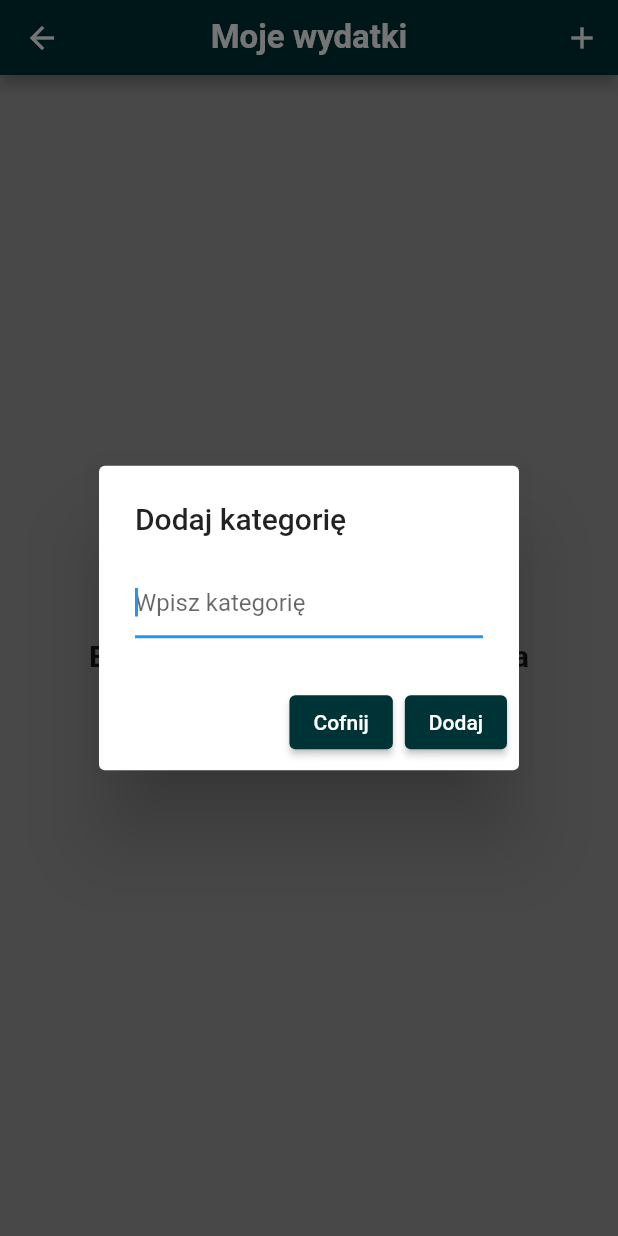
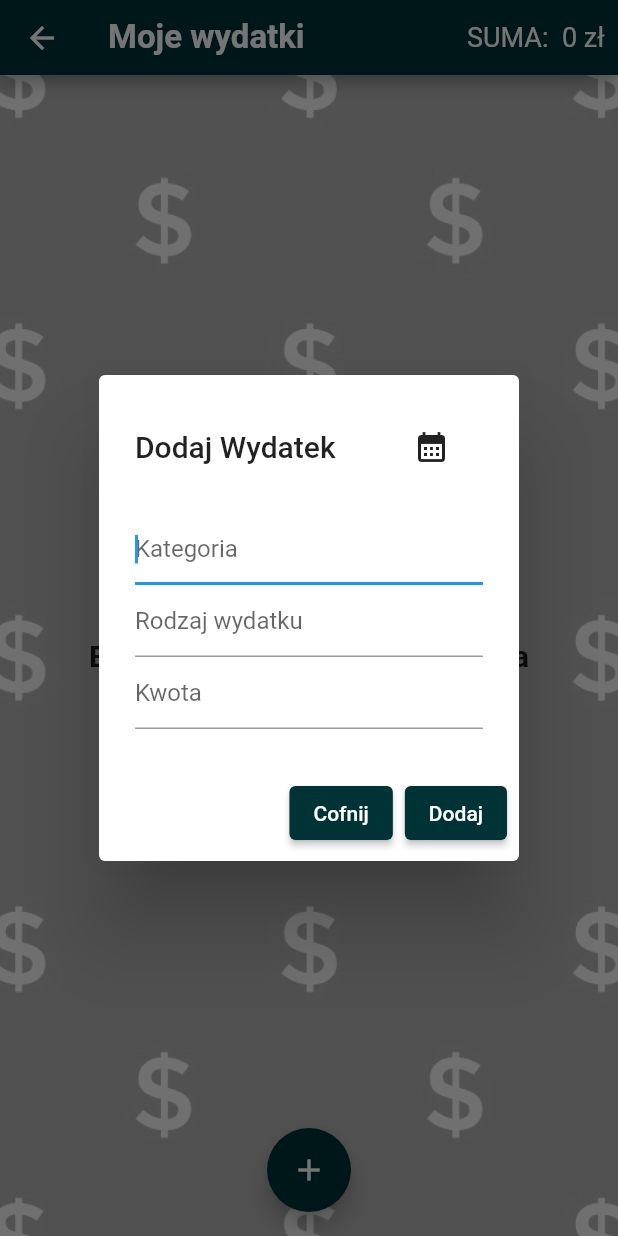
Before and after one commit to lukaszhak/moja_lodowka, a Flutter app: the ExpensesPage screen opened directly, after a tap on the "add" icon, on a phone screen of 412 x 824 dp. Run offline on Flutter 3.47's test engine with Material 2 defaults, Android fonts, the phone set to English and light mode, and no system bars; our stand-ins replace cloud_firestore, dio, firebase_auth, firebase_core, flutter_bloc, flutter_local_notifications and 5 more; accounts and stored records are empty; generated files the repository leaves out were written again.

Commit message:
Implement expenses page to application

```diff
--- a/lib/domain/models/expenses_document_model/expenses_document_model.dart
+++ b/lib/domain/models/expenses_document_model/expenses_document_model.dart
@@ -1,8 +1,18 @@
+import 'package:intl/intl.dart';
+
 class ExpensesDocumentModel {
+  ExpensesDocumentModel(
+      {required this.category,
+      required this.amount,
+      required this.id,
+      required this.title,
+      required this.expensesDate});
 
-  ExpensesDocumentModel({required this.id, required this.title});
+  final String id, title, category;
+  final DateTime expensesDate;
+  final num amount;
 
-  final String id;
-  final String title;
-
+  String expensesDateFormated() {
+    return DateFormat('dd.MM.yy').format(expensesDate);
+  }
 }
--- a/lib/features/home/pages/expenses_page/cubit/expenses_page_state.dart
+++ b/lib/features/home/pages/expenses_page/cubit/expenses_page_state.dart
@@ -1,10 +1,12 @@
 part of 'expenses_page_cubit.dart';
 
 class ExpensesPageState {
-  ExpensesPageState({required this.documents, required this.status, required this.errorMessage});
+  ExpensesPageState(
+      {required this.documents,
+      required this.status,
+      required this.errorMessage});
 
   final List<ExpensesDocumentModel> documents;
   final Status status;
   final String? errorMessage;
-
 }
--- a/lib/features/home/pages/expenses_page/expenses_page.dart
+++ b/lib/features/home/pages/expenses_page/expenses_page.dart
@@ -4,30 +4,51 @@ import 'package:moja_lodowka/data/remote_data_sources/expenses_remote_data_sourc
 import 'package:moja_lodowka/domain/repositories/expenses_documents_repository/expenses_documents_repository.dart';
 import 'package:moja_lodowka/features/home/pages/expenses_page/cubit/expenses_page_cubit.dart';
 import 'package:moja_lodowka/features/home/pages/expenses_page/widgets/expenses_page_appbar.dart';
-import 'package:moja_lodowka/features/home/pages/expenses_page/widgets/expenses_page_gridview.dart';
+import 'package:moja_lodowka/features/home/pages/expenses_page/widgets/expenses_page_body.dart';
+import 'package:moja_lodowka/features/home/pages/expenses_page/widgets/expenses_page_floating_button.dart';
 
-class ExpensesPage extends StatelessWidget {
-  ExpensesPage({super.key});
+class ExpensesPage extends StatefulWidget {
+  const ExpensesPage({super.key});
 
-  final controller = TextEditingController();
+  @override
+  State<ExpensesPage> createState() => _ExpensesPageState();
+}
 
+class _ExpensesPageState extends State<ExpensesPage> {
+
+  DateTime? expensesDate;
   @override
   Widget build(BuildContext context) {
     return BlocProvider(
       create: (context) => ExpensesPageCubit(
-          ExpensesDocumentsRepository(ExpensesRemoteDataSource()))
-        ..start(),
+        ExpensesDocumentsRepository(
+          ExpensesRemoteDataSource(),
+        ),
+      )..start(),
       child: BlocBuilder<ExpensesPageCubit, ExpensesPageState>(
         builder: (context, state) {
           final documentModels = state.documents;
 
           return Scaffold(
-            backgroundColor: Colors.grey,
-            appBar: ExpensesPageAppBar(controller: controller),
-            body: ExpensesGridView(
-              documentModels: documentModels,
+            appBar: ExpensesPageAppBar(
               state: state,
             ),
+            body: Container(
+              decoration: const BoxDecoration(
+                image: DecorationImage(
+                  fit: BoxFit.cover,
+                  opacity: 0.3,
+                  image: AssetImage('images/dollar.jpg'),
+                ),
+              ),
+              child: ExpensesPageBody(
+                documentModels: documentModels,
+                state: state,
+              ),
+            ),
+            floatingActionButton: const ExpensesPageFloatingButton(),
+            floatingActionButtonLocation:
+                FloatingActionButtonLocation.centerFloat,
           );
         },
       ),
--- a/lib/features/home/pages/expenses_page/widgets/expenses_page_appbar.dart
+++ b/lib/features/home/pages/expenses_page/widgets/expenses_page_appbar.dart
@@ -1,24 +1,42 @@
 import 'package:flutter/material.dart';
-import 'package:flutter_bloc/flutter_bloc.dart';
-import 'package:moja_lodowka/data/remote_data_sources/expenses_remote_data_source/expenses_remote_data_source.dart';
-import 'package:moja_lodowka/domain/repositories/expenses_documents_repository/expenses_documents_repository.dart';
 import 'package:moja_lodowka/features/home/pages/expenses_page/cubit/expenses_page_cubit.dart';
 
-class ExpensesPageAppBar extends StatelessWidget implements PreferredSizeWidget {
+class ExpensesPageAppBar extends StatelessWidget
+    implements PreferredSizeWidget {
   const ExpensesPageAppBar({
     super.key,
-    required this.controller,
+    required this.state,
   });
 
   @override
   Size get preferredSize => const Size.fromHeight(50);
+  final ExpensesPageState state;
 
-  final TextEditingController controller;
+  @override
+  Widget build(BuildContext context) {
+    if (state.documents.isEmpty) {
+      return const AppBarBody(
+        title: '0 zł',
+      );
+    }
+    final sum = state.documents
+        .map((model) => model.amount)
+        .reduce((value, element) => value + element);
+    return AppBarBody(title: '$sum zł');
+  }
+}
+
+class AppBarBody extends StatelessWidget {
+  const AppBarBody({
+    super.key,
+    required this.title,
+  });
+
+  final String title;
 
   @override
   Widget build(BuildContext context) {
     return AppBar(
-      centerTitle: true,
       backgroundColor: const Color.fromARGB(255, 0, 51, 54),
       title: const Text(
         'Moje wydatki',
@@ -28,64 +46,22 @@ class ExpensesPageAppBar extends StatelessWidget implements PreferredSizeWidget
         ),
       ),
       actions: [
-        IconButton(
-          onPressed: () {
-            showDialog(
-              context: context,
-              builder: (context) {
-                return BlocProvider(
-                  create: (context) => ExpensesPageCubit(
-                    ExpensesDocumentsRepository(
-                      ExpensesRemoteDataSource(),
-                    ),
-                  ),
-                  child:
-                      BlocBuilder<ExpensesPageCubit, ExpensesPageState>(
-                    builder: (context, state) {
-                      return AlertDialog(
-                        actions: [
-                          ElevatedButton(
-                            onPressed: () {
-                              Navigator.of(context).pop();
-                            },
-                            style: ElevatedButton.styleFrom(
-                              backgroundColor:
-                                  const Color.fromARGB(255, 0, 51, 54),
-                            ),
-                            child: const Text('Cofnij'),
-                          ),
-                          ElevatedButton(
-                            onPressed: () {
-                              context
-                                  .read<ExpensesPageCubit>()
-                                  .addDoc(controller.text);
-                              controller.clear();
-                              Navigator.of(context).pop();
-                            },
-                            style: ElevatedButton.styleFrom(
-                              backgroundColor:
-                                  const Color.fromARGB(255, 0, 51, 54),
-                            ),
-                            child: const Text('Dodaj'),
-                          )
-                        ],
-                        title: const Text('Dodaj kategorię'),
-                        content: TextField(
-                          autofocus: true,
-                          textCapitalization:
-                              TextCapitalization.sentences,
-                          controller: controller,
-                          decoration: const InputDecoration(
-                              hintText: 'Wpisz kategorię'),
-                        ),
-                      );
-                    },
-                  ),
-                );
-              },
-            );
-          },
-          icon: const Icon(Icons.add),
+        Center(
+          child: Row(
+            children: [
+              const Text(
+                'SUMA:',
+                style: TextStyle(fontSize: 18),
+              ),
+              Padding(
+                padding: const EdgeInsets.all(9.0),
+                child: Text(
+                  title,
+                  style: const TextStyle(fontSize: 18),
+                ),
+              )
+            ],
+          ),
         ),
       ],
     );
--- /dev/null
+++ b/lib/features/home/pages/expenses_page/widgets/expenses_page_body.dart
@@ -0,0 +1,70 @@
+import 'package:flutter/material.dart';
+import 'package:moja_lodowka/app/core/enums.dart';
+import 'package:moja_lodowka/domain/models/expenses_document_model/expenses_document_model.dart';
+import 'package:moja_lodowka/features/home/pages/expenses_page/cubit/expenses_page_cubit.dart';
+import 'package:moja_lodowka/features/home/pages/expenses_page/widgets/expenses_page_item.dart';
+
+class ExpensesPageBody extends StatelessWidget {
+  const ExpensesPageBody({
+    super.key,
+    required this.documentModels,
+    required this.state,
+  });
+
+  final List<ExpensesDocumentModel> documentModels;
+  final ExpensesPageState state;
+
+  @override
+  Widget build(BuildContext context) {
+    switch (state.status) {
+      case Status.initial:
+        return const Center(
+          child: Text('Initial State'),
+        );
+      case Status.loading:
+        return Center(
+          child: Column(
+            mainAxisAlignment: MainAxisAlignment.center,
+            children: const [
+              CircularProgressIndicator(
+                color: Color.fromARGB(255, 0, 37, 2),
+              ),
+              SizedBox(
+                height: 15,
+              ),
+              Text(
+                'Ładowanie dokumentów',
+                style: TextStyle(fontSize: 20, fontWeight: FontWeight.bold),
+              ),
+            ],
+          ),
+        );
+      case Status.success:
+        if (state.documents.isEmpty) {
+          return const Center(
+            child: Text(
+              'Brak elementów do wyświetlenia',
+              style: TextStyle(fontWeight: FontWeight.bold, fontSize: 20),
+            ),
+          );
+        }
+        return ListView(
+          children: [
+            for (final documentModel in documentModels) ...[
+              ExpensesPageItem(documentModel: documentModel),
+            ],
+          ],
+        );
+
+      case Status.error:
+        return Center(
+          child: Text(
+            state.errorMessage!,
+            style: TextStyle(
+              color: Theme.of(context).colorScheme.error,
+            ),
+          ),
+        );
+    }
+  }
+}
--- /dev/null
+++ b/lib/features/home/pages/expenses_page/widgets/expenses_page_floating_button.dart
@@ -0,0 +1,178 @@
+import 'package:flutter/material.dart';
+import 'package:flutter/services.dart';
+import 'package:flutter_bloc/flutter_bloc.dart';
+import 'package:moja_lodowka/data/remote_data_sources/expenses_remote_data_source/expenses_remote_data_source.dart';
+import 'package:moja_lodowka/domain/repositories/expenses_documents_repository/expenses_documents_repository.dart';
+import 'package:moja_lodowka/features/home/pages/expenses_page/cubit/expenses_page_cubit.dart';
+
+class ExpensesPageFloatingButton extends StatefulWidget {
+  const ExpensesPageFloatingButton({super.key});
+
+  @override
+  State<ExpensesPageFloatingButton> createState() =>
+      _ExpensesPageFloatingButtonState();
+}
+
+class _ExpensesPageFloatingButtonState
+    extends State<ExpensesPageFloatingButton> {
+  DateTime? expensesDate;
+  String? title;
+  String? category;
+  String? amount;
+  @override
+  Widget build(BuildContext context) {
+    return FloatingActionButton(
+      onPressed: () {
+        showDialog(
+          context: context,
+          builder: (context) {
+            return BlocProvider(
+              create: (context) => ExpensesPageCubit(
+                ExpensesDocumentsRepository(
+                  ExpensesRemoteDataSource(),
+                ),
+              ),
+              child: BlocBuilder<ExpensesPageCubit, ExpensesPageState>(
+                builder: (context, state) {
+                  return AlertDialog(
+                    actions: [
+                      ElevatedButton(
+                        onPressed: () {
+                          Navigator.of(context).pop();
+                        },
+                        style: ElevatedButton.styleFrom(
+                          backgroundColor: const Color.fromARGB(255, 0, 51, 54),
+                        ),
+                        child: const Text('Cofnij'),
+                      ),
+                      ElevatedButton(
+                        onPressed: () {
+                          context.read<ExpensesPageCubit>().addDoc(category!,
+                              title!, num.parse(amount!), expensesDate!);
+                          Navigator.of(context).pop();
+                        },
+                        style: ElevatedButton.styleFrom(
+                          backgroundColor: const Color.fromARGB(255, 0, 51, 54),
+                        ),
+                        child: const Text('Dodaj'),
+                      )
+                    ],
+                    title: AlertDialogTitle(
+                      onDateChanged: (newValue) {
+                        setState(() {
+                          expensesDate = newValue;
+                        });
+                      },
+                    ),
+                    content: AlertDialogContent(
+                      onCategoryChanged: (newValue) {
+                        setState(() {
+                          category = newValue;
+                        });
+                      },
+                      onTitleChanged: (newValue) {
+                        setState(() {
+                          title = newValue;
+                        });
+                      },
+                      onAmountChanged: (newValue) {
+                        setState(() {
+                          amount = newValue;
+                        });
+                      },
+                    ),
+                  );
+                },
+              ),
+            );
+          },
+        );
+      },
+      backgroundColor: const Color.fromARGB(255, 0, 51, 54),
+      child: const Icon(Icons.add),
+    );
+  }
+}
+
+class AlertDialogTitle extends StatelessWidget {
+  const AlertDialogTitle({
+    super.key,
+    required this.onDateChanged,
+  });
+
+  final Function(DateTime?) onDateChanged;
+
+  @override
+  Widget build(BuildContext context) {
+    return Row(
+      children: [
+        const Text('Dodaj Wydatek'),
+        const SizedBox(
+          width: 40,
+        ),
+        IconButton(
+          onPressed: () async {
+            final selectedDate = await showDatePicker(
+                context: context,
+                initialDate: DateTime.now(),
+                firstDate: DateTime.now().subtract(
+                  const Duration(days: 365 * 10),
+                ),
+                lastDate: DateTime.now(),
+                builder: (context, child) {
+                  return Theme(
+                      data: Theme.of(context).copyWith(
+                          colorScheme: const ColorScheme.light(
+                        primary: Color.fromARGB(255, 0, 51, 54),
+                      )),
+                      child: child!);
+                });
+            onDateChanged(selectedDate);
+          },
+          icon: const Icon(
+            Icons.calendar_month,
+          ),
+        ),
+      ],
+    );
+  }
+}
+
+class AlertDialogContent extends StatelessWidget {
+  const AlertDialogContent({
+    super.key,
+    required this.onCategoryChanged,
+    required this.onTitleChanged,
+    required this.onAmountChanged,
+  });
+
+  final Function(String) onCategoryChanged;
+  final Function(String) onTitleChanged;
+  final Function(String) onAmountChanged;
+
+  @override
+  Widget build(BuildContext context) {
+    return Column(
+      mainAxisSize: MainAxisSize.min,
+      children: [
+        TextField(
+          autofocus: true,
+          textCapitalization: TextCapitalization.sentences,
+          onChanged: onCategoryChanged,
+          decoration: const InputDecoration(hintText: 'Kategoria'),
+        ),
+        TextField(
+          textCapitalization: TextCapitalization.sentences,
+          onChanged: onTitleChanged,
+          decoration: const InputDecoration(hintText: 'Rodzaj wydatku'),
+        ),
+        TextField(
+          onChanged: onAmountChanged,
+          keyboardType: TextInputType.number,
+          inputFormatters: [FilteringTextInputFormatter.digitsOnly],
+          decoration: const InputDecoration(hintText: 'Kwota'),
+        ),
+      ],
+    );
+  }
+}
--- a/lib/features/home/pages/expenses_page/widgets/expenses_page_gridview.dart
+++ /dev/null
@@ -1,135 +0,0 @@
-import 'package:flutter/material.dart';
-import 'package:flutter_bloc/flutter_bloc.dart';
-import 'package:moja_lodowka/app/core/enums.dart';
-import 'package:moja_lodowka/domain/models/expenses_document_model/expenses_document_model.dart';
-import 'package:moja_lodowka/features/home/pages/expenses_page/cubit/expenses_page_cubit.dart';
-import 'package:moja_lodowka/features/home/pages/expenses_page/expenses_category_page/expenses_category_page.dart';
-import 'package:moja_lodowka/features/home/pages/expenses_page/widgets/expenses_page_item.dart';
-
-class ExpensesGridView extends StatefulWidget {
-  const ExpensesGridView({
-    super.key,
-    required this.documentModels,
-    required this.state,
-  });
-
-  final List<ExpensesDocumentModel> documentModels;
-  final ExpensesPageState state;
-
-  @override
-  State<ExpensesGridView> createState() => _ExpensesGridViewState();
-}
-
-class _ExpensesGridViewState extends State<ExpensesGridView> {
-  Offset _tapPosition = Offset.zero;
-
-  void _getTapPosition(TapDownDetails details) {
-    final RenderBox referenceBox = context.findRenderObject() as RenderBox;
-    setState(() {
-      _tapPosition = referenceBox.globalToLocal(details.globalPosition);
-    });
-  }
-
-  @override
-  Widget build(BuildContext context) {
-    switch (widget.state.status) {
-      case Status.initial:
-        return const Center(
-          child: Text('Initial State'),
-        );
-      case Status.loading:
-        return Center(
-          child: Column(
-            mainAxisAlignment: MainAxisAlignment.center,
-            children: const [
-              CircularProgressIndicator(
-                color: Color.fromARGB(255, 0, 37, 2),
-              ),
-              SizedBox(
-                height: 15,
-              ),
-              Text(
-                'Ładowanie dokumentów',
-                style: TextStyle(fontSize: 20, fontWeight: FontWeight.bold),
-              ),
-            ],
-          ),
-        );
-      case Status.success:
-        if (widget.state.documents.isEmpty) {
-          return const Center(
-            child: Text(
-              'Brak elementów do wyświetlenia',
-              style: TextStyle(fontWeight: FontWeight.bold, fontSize: 20),
-            ),
-          );
-        }
-        return GridView.builder(
-            itemCount: widget.documentModels.length,
-            gridDelegate: const SliverGridDelegateWithFixedCrossAxisCount(
-              crossAxisCount: 2,
-              mainAxisExtent: 175,
-              mainAxisSpacing: 20,
-              crossAxisSpacing: 20,
-            ),
-            itemBuilder: (BuildContext context, int index) {
-              final title = widget.documentModels[index].title;
-              final documentId = widget.documentModels[index].id;
-
-              return Padding(
-                padding: const EdgeInsets.all(15),
-                child: InkWell(
-                  onTapDown: (details) => _getTapPosition(details),
-                  onTap: () {
-                    Navigator.of(context).push(
-                      MaterialPageRoute(
-                        builder: (_) => ExpensesCategoryPage(title: title,),
-                      ),
-                    );
-                  },
-                  onLongPress: () {
-                    showContextMenu(context, documentId);
-                  },
-                  child: ExpensesPageItem(
-                    title: title,
-                  ),
-                ),
-              );
-            });
-      case Status.error:
-        return Center(
-          child: Text(
-            widget.state.errorMessage!,
-            style: TextStyle(
-              color: Theme.of(context).colorScheme.error,
-            ),
-          ),
-        );
-    }
-  }
-
-  void showContextMenu(BuildContext context, String documentId) async {
-    final RenderObject? overlay =
-        Overlay.of(context).context.findRenderObject();
-
-    await showMenu(
-        context: context,
-        position: RelativeRect.fromRect(
-            Rect.fromLTWH(_tapPosition.dx, _tapPosition.dy, 30, 30),
-            Rect.fromLTWH(0, 0, overlay!.paintBounds.size.width,
-                overlay.paintBounds.size.height)),
-        items: [
-          PopupMenuItem(
-            onTap: () {
-              WidgetsBinding.instance.addPostFrameCallback((_) {
-                context
-                    .read<ExpensesPageCubit>()
-                    .deleteDoc(document: documentId);
-              });
-            },
-            value: 'transposition',
-            child: const Text('Usuń'),
-          ),
-        ]);
-  }
-}
--- a/lib/features/home/widgets/home_page_widgets.dart
+++ b/lib/features/home/widgets/home_page_widgets.dart
@@ -149,7 +149,7 @@ class HomePageDrawer extends StatelessWidget {
                     onTap: () {
                       Navigator.of(context).push(
                         MaterialPageRoute(
-                          builder: (_) => ExpensesPage(),
+                          builder: (_) => const ExpensesPage(),
                         ),
                       );
                     }),
```
Also changed, not shown: lib/data/remote_data_sources/expenses_remote_data_source/expenses_remote_data_source.dart (+11 -3 lines), lib/domain/repositories/expenses_documents_repository/expenses_documents_repository.dart (+10 -3 lines), lib/features/home/pages/expenses_page/cubit/expenses_page_cubit.dart (+9 -9 lines), lib/features/home/pages/expenses_page/expenses_category_page/expenses_category_page.dart (deleted, +0 -37 lines), lib/features/home/pages/expenses_page/widgets/expenses_page_item.dart (+49 -9 lines), images/dollar.jpg (added).
